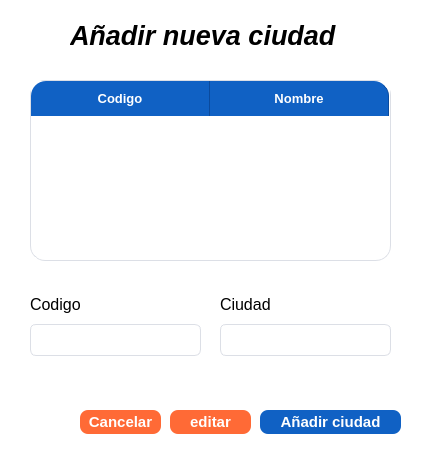
Above: vista/empresa/ciudadWidget.ui from hfigaorozco/TCN before the change. Below: the same form after it.
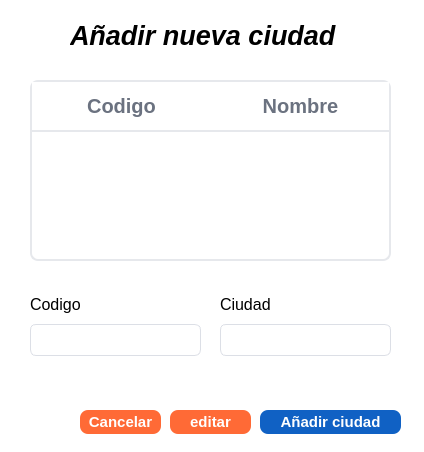
That is the form after the change.

Patch:
```diff
--- a/vista/empresa/ciudadWidget.ui
+++ b/vista/empresa/ciudadWidget.ui
@@ -7,9 +7,21 @@
     <x>0</x>
     <y>0</y>
     <width>424</width>
-    <height>450</height>
+    <height>452</height>
    </rect>
   </property>
+  <property name="minimumSize">
+   <size>
+    <width>424</width>
+    <height>452</height>
+   </size>
+  </property>
+  <property name="maximumSize">
+   <size>
+    <width>424</width>
+    <height>452</height>
+   </size>
+  </property>
   <property name="windowTitle">
    <string>Form</string>
   </property>
@@ -259,32 +271,57 @@
     </rect>
    </property>
    <property name="styleSheet">
-    <string notr="true">
-QTableWidget {
-    background-color: #ffffff;
-    border: 1px solid #dcdfe6;
-    border-radius: 15px;
-    gridline-color: #e0e0e0;
-    outline: none;
-    font-size: 13px;
-    color: #606266;
+    <string notr="true">QTableView {
+    background: #ffffff;
+    border: 2px solid #e6e8ec;
+    border-radius: 8px;
+    gridline-color: #f1f1f3;
+    selection-background-color: #e8f0fe;
+    selection-color: #1a1a1a;
+    font-size: 18px;
+    color: #333;
+    alternate-background-color: #fafbff;
+    show-grid: false;
 }
 
-QTableWidget::item {
-    padding: 8px;
-    border-bottom: 1px solid #f0f0f0;
+QTableView::item {
+    padding: 8px 12px;
+    border: 0px;
 }
 
-QTableWidget::item:selected {
-    background-color: #409eff;
-    color: white;
+QTableView::item:hover {
+    background: #f5f8ff;
 }
 
-QTableWidget::item:hover {
-    background-color: #f5f7fa;
+QTableView::item:selected {
+    background: #e2edff;
+    color: #1a1a1a;
 }
 
-/* Header con bordes redondeados solo arriba */
+QHeaderView::section {
+    background: #ffffff;
+    color: #6b7280;
+    padding: 10px 12px;
+    border: 0;
+    border-bottom: 2px solid #e6e8ec;
+    font-size: 20px;
+    font-weight: 600;
+}
+
+QHeaderView::section:hover {
+    background: #f7f9fc;
+}
+
+QHeaderView {
+    background: #ffffff;
+    border: 0;
+}
+
+QTableView::indicator {
+    width: 18px;
+    height: 18px;
+}
+
 QHeaderView::section:first {
     border-top-left-radius: 15px;
 }
@@ -293,29 +330,35 @@
     border-top-right-radius: 15px;
 }
 
-QHeaderView::section {
-    background-color: #1061C4;
-    color: white;
-    font-weight: bold;
-    font-size: 13px;
-    padding: 8px 12px;
-    border: none;
-    border-right: 1px solid #0a4a9d;
+
+QScrollBar:vertical {
+    background: transparent;
+    width: 10px;
+    margin: 0px;
 }
 
-QHeaderView::section:hover {
-    background-color: #0a4a9d;
+QScrollBar::handle:vertical {
+    background: #cfd3da;
+    min-height: 25px;
+    border-radius: 5px;
 }
 
-QHeaderView::section:pressed {
-    background-color: #083a7a;
-}</string>
+QScrollBar::handle:vertical:hover {
+    background: #b5bac4;
+}
+
+QScrollBar::add-line,
+QScrollBar::sub-line {
+    background: none;
+    height: 0px;
+}
+</string>
    </property>
    <property name="verticalScrollBarPolicy">
-    <enum>Qt::ScrollBarAsNeeded</enum>
+    <enum>Qt::ScrollBarAlwaysOff</enum>
    </property>
    <property name="horizontalScrollBarPolicy">
-    <enum>Qt::ScrollBarAsNeeded</enum>
+    <enum>Qt::ScrollBarAlwaysOff</enum>
    </property>
    <attribute name="horizontalHeaderVisible">
     <bool>true</bool>
```
